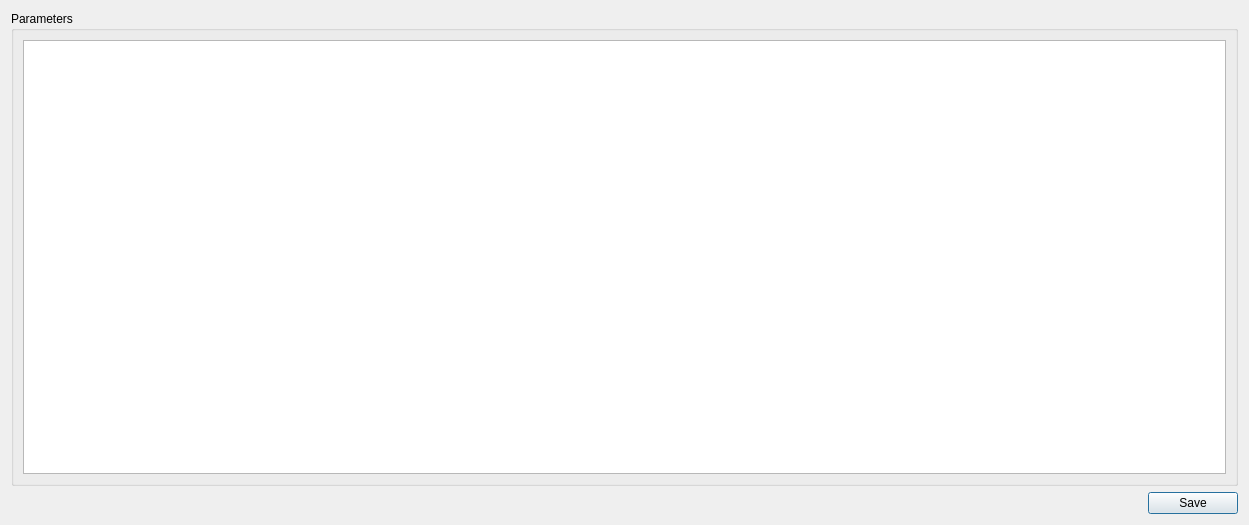
UCLM-PAFyC/pyLibParameters, file ui_qt/ParametersManagerDialog.ui: the form before one commit.
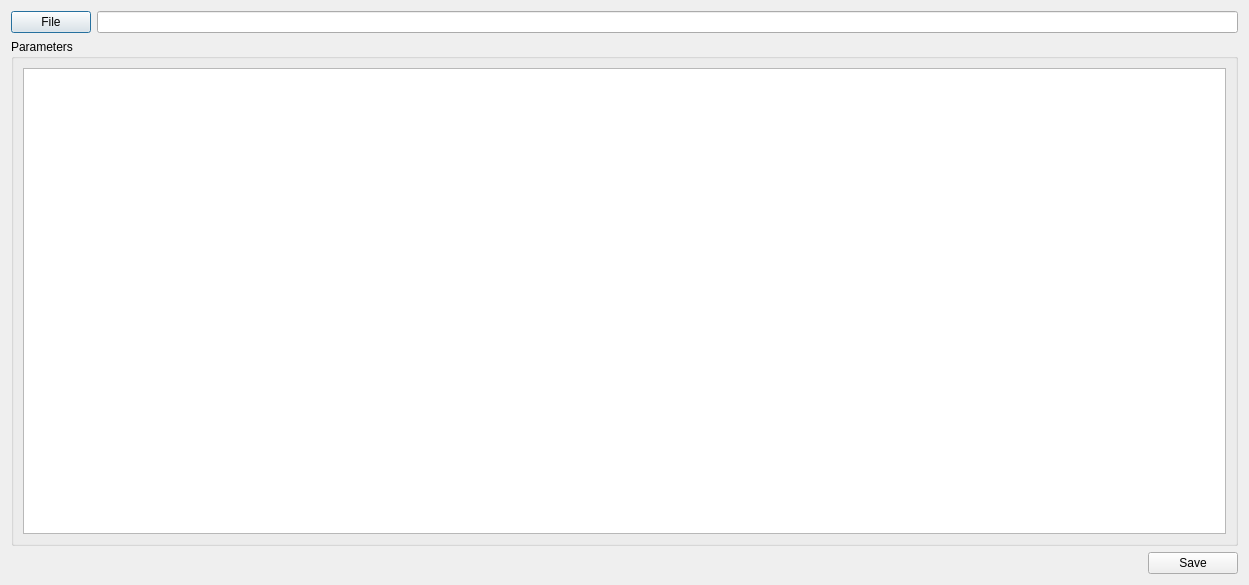
The form after the commit.

```diff
--- a/ui_qt/ParametersManagerDialog.ui
+++ b/ui_qt/ParametersManagerDialog.ui
@@ -7,7 +7,7 @@
     <x>0</x>
     <y>0</y>
     <width>1249</width>
-    <height>525</height>
+    <height>585</height>
    </rect>
   </property>
   <property name="windowTitle">
@@ -15,6 +15,24 @@
   </property>
   <layout class="QGridLayout" name="gridLayout_2">
    <item row="0" column="0">
+    <layout class="QHBoxLayout" name="horizontalLayout">
+     <item>
+      <widget class="QPushButton" name="filePushButton">
+       <property name="text">
+        <string>File</string>
+       </property>
+      </widget>
+     </item>
+     <item>
+      <widget class="QLineEdit" name="fileLineEdit">
+       <property name="readOnly">
+        <bool>true</bool>
+       </property>
+      </widget>
+     </item>
+    </layout>
+   </item>
+   <item row="1" column="0">
     <widget class="QGroupBox" name="groupBox">
      <property name="title">
       <string>Parameters</string>
@@ -26,7 +44,7 @@
      </layout>
     </widget>
    </item>
-   <item row="1" column="0">
+   <item row="2" column="0">
     <layout class="QHBoxLayout" name="horizontalLayout_2">
      <item>
       <spacer name="horizontalSpacer_4">
```
